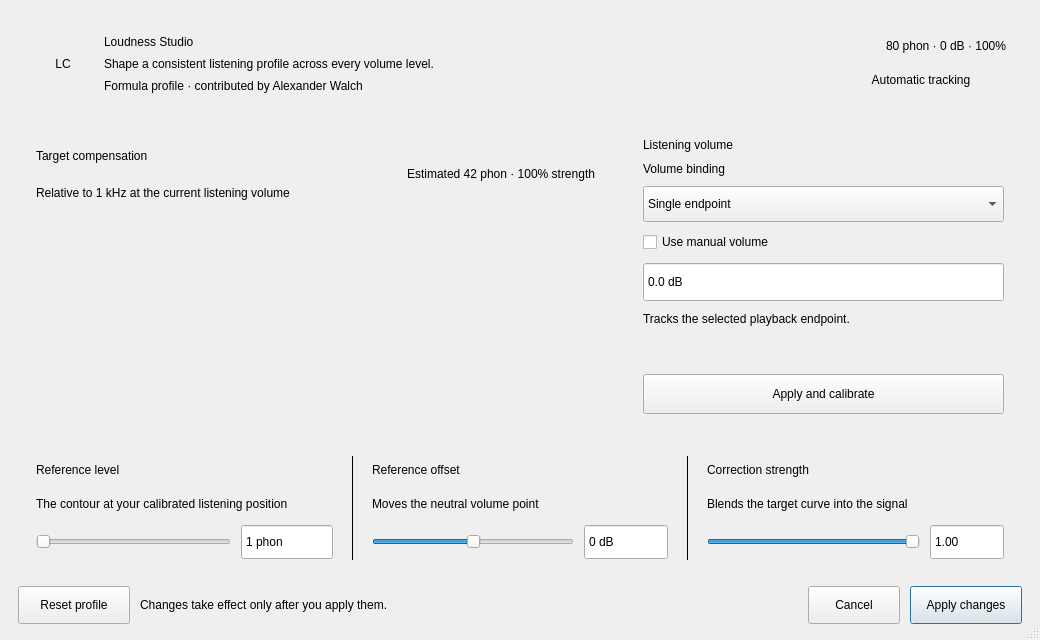
Above: Editor/guis/LoudnessCorrectionStudioDialog.ui from xup61069/EqAPO64_with_VST3_support before the change. Below: the same form after it.
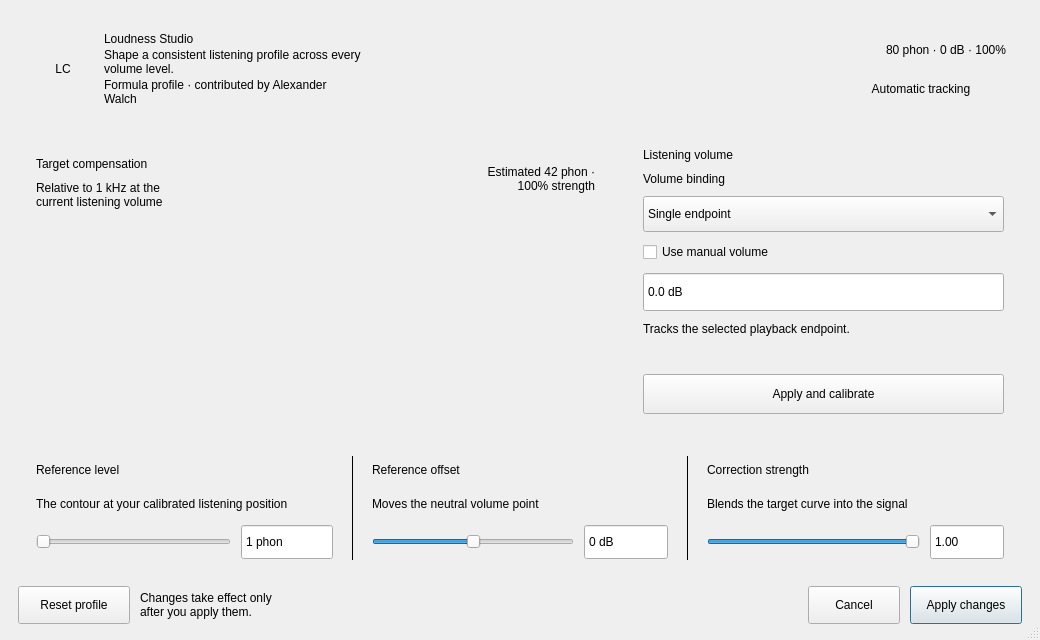
That is the form after the change.

Commit message: fix: make dense editor layouts responsive

Diff of the .ui file:
```diff
--- a/Editor/guis/LoudnessCorrectionStudioDialog.ui
+++ b/Editor/guis/LoudnessCorrectionStudioDialog.ui
@@ -12,8 +12,8 @@
   </property>
   <property name="minimumSize">
    <size>
-    <width>860</width>
-    <height>570</height>
+    <width>520</width>
+    <height>480</height>
    </size>
   </property>
   <property name="windowTitle">
@@ -22,7 +22,7 @@
   <property name="sizeGripEnabled">
    <bool>true</bool>
   </property>
-  <layout class="QVBoxLayout" name="rootLayout">
+  <layout class="QVBoxLayout" name="rootLayout" stretch="0,1,0">
    <property name="spacing">
     <number>12</number>
    </property>
@@ -104,6 +104,9 @@
           <property name="text">
            <string>Shape a consistent listening profile across every volume level.</string>
           </property>
+          <property name="wordWrap">
+           <bool>true</bool>
+          </property>
          </widget>
         </item>
         <item>
@@ -111,6 +114,9 @@
           <property name="text">
            <string>Formula profile · contributed by Alexander Walch</string>
           </property>
+          <property name="wordWrap">
+           <bool>true</bool>
+          </property>
          </widget>
         </item>
        </layout>
@@ -162,10 +168,41 @@
        </layout>
       </item>
      </layout>
-    </widget>
-   </item>
-   <item>
-    <layout class="QGridLayout" name="contentLayout" columnstretch="3,2">
+   </widget>
+  </item>
+  <item>
+   <widget class="QScrollArea" name="contentScrollArea">
+    <property name="frameShape">
+     <enum>QFrame::NoFrame</enum>
+    </property>
+    <property name="horizontalScrollBarPolicy">
+     <enum>Qt::ScrollBarAlwaysOff</enum>
+    </property>
+    <property name="widgetResizable">
+     <bool>true</bool>
+    </property>
+    <widget class="QWidget" name="contentScrollWidget">
+     <property name="geometry">
+      <rect>
+       <x>0</x>
+       <y>0</y>
+       <width>980</width>
+       <height>430</height>
+      </rect>
+     </property>
+     <layout class="QGridLayout" name="contentLayout" columnstretch="3,2">
+      <property name="leftMargin">
+       <number>0</number>
+      </property>
+      <property name="topMargin">
+       <number>0</number>
+      </property>
+      <property name="rightMargin">
+       <number>0</number>
+      </property>
+      <property name="bottomMargin">
+       <number>0</number>
+      </property>
      <property name="horizontalSpacing">
       <number>12</number>
      </property>
@@ -176,7 +213,7 @@
       <widget class="QFrame" name="curveCard">
        <property name="minimumSize">
         <size>
-         <width>500</width>
+         <width>0</width>
          <height>280</height>
         </size>
        </property>
@@ -218,6 +255,9 @@
               <property name="text">
                <string>Relative to 1 kHz at the current listening volume</string>
               </property>
+              <property name="wordWrap">
+               <bool>true</bool>
+              </property>
              </widget>
             </item>
            </layout>
@@ -243,6 +283,9 @@
             <property name="alignment">
              <set>Qt::AlignRight|Qt::AlignTrailing|Qt::AlignVCenter</set>
             </property>
+            <property name="wordWrap">
+             <bool>true</bool>
+            </property>
            </widget>
           </item>
          </layout>
@@ -270,7 +313,7 @@
       <widget class="QFrame" name="volumeCard">
        <property name="minimumSize">
         <size>
-         <width>320</width>
+         <width>0</width>
          <height>280</height>
         </size>
        </property>
@@ -686,7 +729,9 @@
       </widget>
      </item>
     </layout>
-   </item>
+    </widget>
+   </widget>
+  </item>
    <item>
     <layout class="QHBoxLayout" name="footerLayout">
      <property name="spacing">
@@ -713,6 +758,9 @@
        <property name="text">
         <string>Changes take effect only after you apply them.</string>
        </property>
+       <property name="wordWrap">
+        <bool>true</bool>
+       </property>
       </widget>
      </item>
      <item>
```
Left out of the diff: 13 changed lines with no effect on the pictures. The commit also changes 57 other files.
